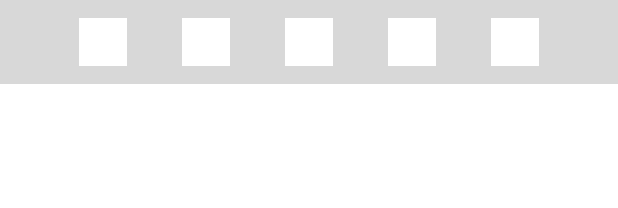
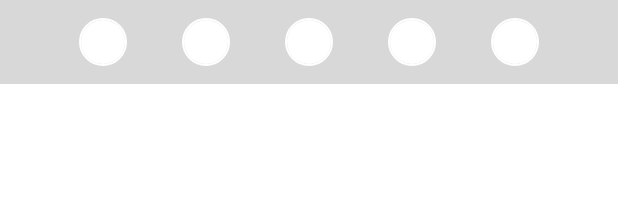
Before and after one commit to mym0404/Pick-Place-Android, an Android app: the layout popup_review_emotion.xml on its own in the app's theme, with its tools: preview values and no code run, on a phone screen of 412 x 824 dp. Shown: the top 208 px of the screen. Run offline under Robolectric (Android 15) with nearby library versions, the phone set to English and light mode, and no system bars.

Commit message:
review에 circle image view 적용 완료

```diff
--- a/app/src/main/res/layout/item_review.xml
+++ b/app/src/main/res/layout/item_review.xml
@@ -14,12 +14,13 @@
         android:layout_width="match_parent"
         android:layout_height="wrap_content">
 
-        <ImageView
+        <de.hdodenhof.circleimageview.CircleImageView
             android:id="@+id/imgReviewEmotion"
             android:layout_width="24dp"
             android:layout_height="24dp"
             android:layout_marginStart="20dp"
             android:layout_marginTop="20dp"
+            tools:src="@color/colorBlack"
             imageDrawableId="@{review.emotion.toDrawableResourceId()}"
             app:layout_constraintStart_toStartOf="parent"
             app:layout_constraintTop_toTopOf="parent" />
--- a/app/src/main/res/layout/popup_review_emotion.xml
+++ b/app/src/main/res/layout/popup_review_emotion.xml
@@ -7,7 +7,9 @@
     android:background="#d8d8d8"
     android:orientation="horizontal">
 
-    <ImageView
+    <de.hdodenhof.circleimageview.CircleImageView
+        app:civ_border_color="@color/colorWhite"
+        app:civ_border_width="1dp"
         android:id="@+id/btnEmotion1"
         android:layout_width="32dp"
         android:layout_height="32dp"
@@ -20,7 +22,9 @@
         app:layout_constraintTop_toTopOf="parent"
         tools:src="@color/colorWhite" />
 
-    <ImageView
+    <de.hdodenhof.circleimageview.CircleImageView
+        app:civ_border_color="@color/colorWhite"
+        app:civ_border_width="1dp"
         android:id="@+id/btnEmotion2"
         android:layout_width="32dp"
         android:layout_height="32dp"
@@ -31,7 +35,9 @@
         app:layout_constraintTop_toTopOf="@+id/btnEmotion1"
         tools:src="@color/colorWhite" />
 
-    <ImageView
+    <de.hdodenhof.circleimageview.CircleImageView
+        app:civ_border_color="@color/colorWhite"
+        app:civ_border_width="1dp"
         android:id="@+id/btnEmotion3"
         android:layout_width="32dp"
         android:layout_height="32dp"
@@ -42,7 +48,9 @@
         app:layout_constraintTop_toTopOf="@+id/btnEmotion2"
         tools:src="@color/colorWhite" />
 
-    <ImageView
+    <de.hdodenhof.circleimageview.CircleImageView
+        app:civ_border_color="@color/colorWhite"
+        app:civ_border_width="1dp"
         android:id="@+id/btnEmotion4"
         android:layout_width="32dp"
         android:layout_height="32dp"
@@ -53,7 +61,9 @@
         app:layout_constraintTop_toTopOf="@+id/btnEmotion3"
         tools:src="@color/colorWhite" />
 
-    <ImageView
+    <de.hdodenhof.circleimageview.CircleImageView
+        app:civ_border_color="@color/colorWhite"
+        app:civ_border_width="1dp"
         android:id="@+id/btnEmotion5"
         android:layout_width="32dp"
         android:layout_height="32dp"
```
Also changed, not shown: app/src/main/kotlin/korea/seoul/pickple/data/entity/Review.kt (+5 -5 lines), app/src/main/res/layout/fragment_review.xml (+4 -6 lines), app/src/main/res/drawable-hdpi/btn_review_imoji.png (added), app/src/main/res/drawable-hdpi/btn_review_sm.png (added), app/src/main/res/drawable-mdpi/btn_review_imoji.png (added), app/src/main/res/drawable-mdpi/btn_review_sm.png (added), app/src/main/res/drawable-xhdpi/btn_review_imoji.png (added), app/src/main/res/drawable-xhdpi/btn_review_sm.png (added), app/src/main/res/drawable-xxhdpi/btn_review_imoji.png (added), app/src/main/res/drawable-xxhdpi/btn_review_sm.png (added), app/src/main/res/drawable-xxxhdpi/btn_review_imoji.png (added), app/src/main/res/drawable-xxxhdpi/btn_review_sm.png (added).
